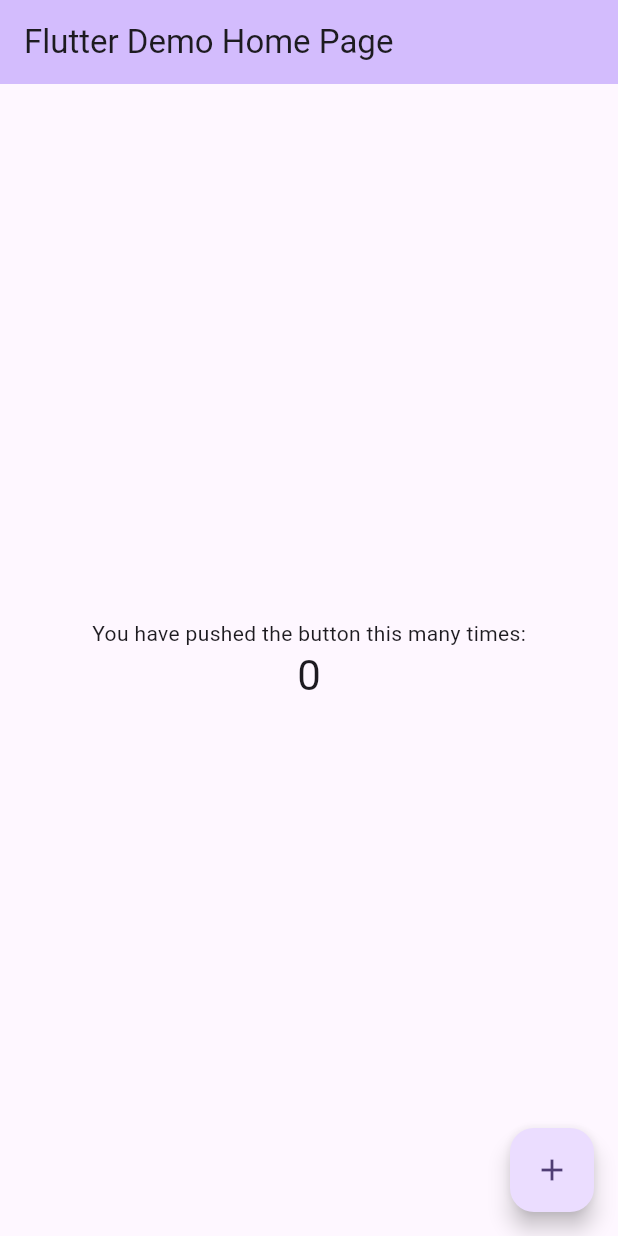
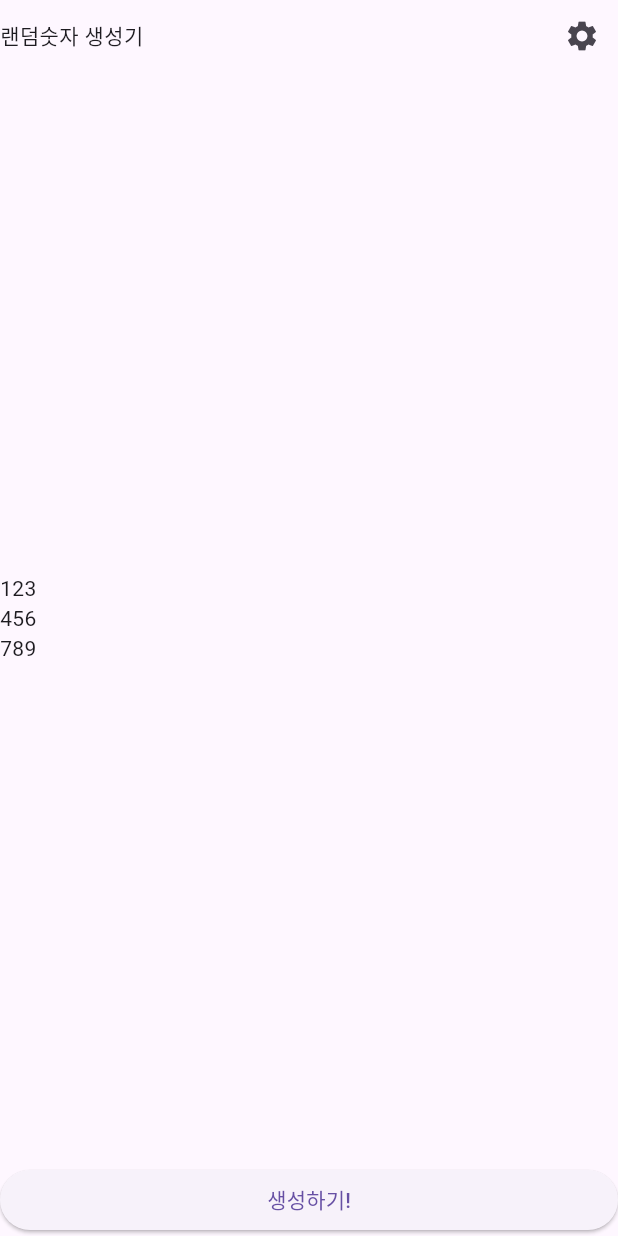
Before and after one commit to chwnnn/flutter-random-number-generator, a Flutter app: the screen it shows after launch, on a phone screen of 412 x 824 dp. Run offline on Flutter 3.47's test engine with Material 3 defaults, Android fonts, the phone set to English and light mode, and no system bars.

Commit message:
study day1

```diff
--- a/lib/main.dart
+++ b/lib/main.dart
@@ -1,125 +1,10 @@
 import 'package:flutter/material.dart';
+import 'package:random_number_generator/screen/home_screen.dart';
 
 void main() {
-  runApp(const MyApp());
+  runApp(
+    MaterialApp(
+      home: HomeScreen(),
+    ),
+  );
 }
-
-class MyApp extends StatelessWidget {
-  const MyApp({super.key});
-
-  // This widget is the root of your application.
-  @override
-  Widget build(BuildContext context) {
-    return MaterialApp(
-      title: 'Flutter Demo',
-      theme: ThemeData(
-        // This is the theme of your application.
-        //
-        // TRY THIS: Try running your application with "flutter run". You'll see
-        // the application has a purple toolbar. Then, without quitting the app,
-        // try changing the seedColor in the colorScheme below to Colors.green
-        // and then invoke "hot reload" (save your changes or press the "hot
-        // reload" button in a Flutter-supported IDE, or press "r" if you used
-        // the command line to start the app).
-        //
-        // Notice that the counter didn't reset back to zero; the application
-        // state is not lost during the reload. To reset the state, use hot
-        // restart instead.
-        //
-        // This works for code too, not just values: Most code changes can be
-        // tested with just a hot reload.
-        colorScheme: ColorScheme.fromSeed(seedColor: Colors.deepPurple),
-        useMaterial3: true,
-      ),
-      home: const MyHomePage(title: 'Flutter Demo Home Page'),
-    );
-  }
-}
-
-class MyHomePage extends StatefulWidget {
-  const MyHomePage({super.key, required this.title});
-
-  // This widget is the home page of your application. It is stateful, meaning
-  // that it has a State object (defined below) that contains fields that affect
-  // how it looks.
-
-  // This class is the configuration for the state. It holds the values (in this
-  // case the title) provided by the parent (in this case the App widget) and
-  // used by the build method of the State. Fields in a Widget subclass are
-  // always marked "final".
-
-  final String title;
-
-  @override
-  State<MyHomePage> createState() => _MyHomePageState();
-}
-
-class _MyHomePageState extends State<MyHomePage> {
-  int _counter = 0;
-
-  void _incrementCounter() {
-    setState(() {
-      // This call to setState tells the Flutter framework that something has
-      // changed in this State, which causes it to rerun the build method below
-      // so that the display can reflect the updated values. If we changed
-      // _counter without calling setState(), then the build method would not be
-      // called again, and so nothing would appear to happen.
-      _counter++;
-    });
-  }
-
-  @override
-  Widget build(BuildContext context) {
-    // This method is rerun every time setState is called, for instance as done
-    // by the _incrementCounter method above.
-    //
-    // The Flutter framework has been optimized to make rerunning build methods
-    // fast, so that you can just rebuild anything that needs updating rather
-    // than having to individually change instances of widgets.
-    return Scaffold(
-      appBar: AppBar(
-        // TRY THIS: Try changing the color here to a specific color (to
-        // Colors.amber, perhaps?) and trigger a hot reload to see the AppBar
-        // change color while the other colors stay the same.
-        backgroundColor: Theme.of(context).colorScheme.inversePrimary,
-        // Here we take the value from the MyHomePage object that was created by
-        // the App.build method, and use it to set our appbar title.
-        title: Text(widget.title),
-      ),
-      body: Center(
-        // Center is a layout widget. It takes a single child and positions it
-        // in the middle of the parent.
-        child: Column(
-          // Column is also a layout widget. It takes a list of children and
-          // arranges them vertically. By default, it sizes itself to fit its
-          // children horizontally, and tries to be as tall as its parent.
-          //
-          // Column has various properties to control how it sizes itself and
-          // how it positions its children. Here we use mainAxisAlignment to
-          // center the children vertically; the main axis here is the vertical
-          // axis because Columns are vertical (the cross axis would be
-          // horizontal).
-          //
-          // TRY THIS: Invoke "debug painting" (choose the "Toggle Debug Paint"
-          // action in the IDE, or press "p" in the console), to see the
-          // wireframe for each widget.
-          mainAxisAlignment: MainAxisAlignment.center,
-          children: <Widget>[
-            const Text(
-              'You have pushed the button this many times:',
-            ),
-            Text(
-              '$_counter',
-              style: Theme.of(context).textTheme.headlineMedium,
-            ),
-          ],
-        ),
-      ),
-      floatingActionButton: FloatingActionButton(
-        onPressed: _incrementCounter,
-        tooltip: 'Increment',
-        child: const Icon(Icons.add),
-      ), // This trailing comma makes auto-formatting nicer for build methods.
-    );
-  }
-}
--- /dev/null
+++ b/lib/screen/home_screen.dart
@@ -0,0 +1,52 @@
+import 'package:flutter/material.dart';
+
+class HomeScreen extends StatefulWidget {
+  const HomeScreen({super.key});
+
+  @override
+  State<HomeScreen> createState() => _HomeScreenState();
+}
+
+class _HomeScreenState extends State<HomeScreen> {
+  @override
+  Widget build(BuildContext context) {
+    return Scaffold(
+      body: SafeArea(
+        child: Column(
+          crossAxisAlignment: CrossAxisAlignment.start,
+          children: [
+            Row(
+              mainAxisAlignment: MainAxisAlignment.spaceBetween,
+              children: [
+                Text('랜덤숫자 생성기'),
+                IconButton(
+                  onPressed: () {},
+                  icon: Icon(
+                    Icons.settings,
+                  ),
+                ),
+              ],
+            ),
+            Expanded(
+              child: Column(
+                mainAxisAlignment: MainAxisAlignment.center,
+                children: [
+                  Text('123'),
+                  Text('456'),
+                  Text('789'),
+                ],
+              ),
+            ),
+            SizedBox(
+              width: double.infinity,
+              child: ElevatedButton(
+                onPressed: () {},
+                child: Text('생성하기!'),
+              ),
+            ),
+          ],
+        ),
+      ),
+    );
+  }
+}
--- a/pubspec.yaml
+++ b/pubspec.yaml
@@ -58,6 +58,9 @@ flutter:
   # the material Icons class.
   uses-material-design: true
 
+  assets:
+    - asset/img/
+
   # To add assets to your application, add an assets section, like this:
   # assets:
   #   - images/a_dot_burr.jpeg
```
Also changed, not shown: asset/img/0.png (added), asset/img/1.png (added), asset/img/2.png (added), asset/img/3.png (added), asset/img/4.png (added), asset/img/5.png (added), asset/img/6.png (added), asset/img/7.png (added), asset/img/8.png (added), asset/img/9.png (added).
